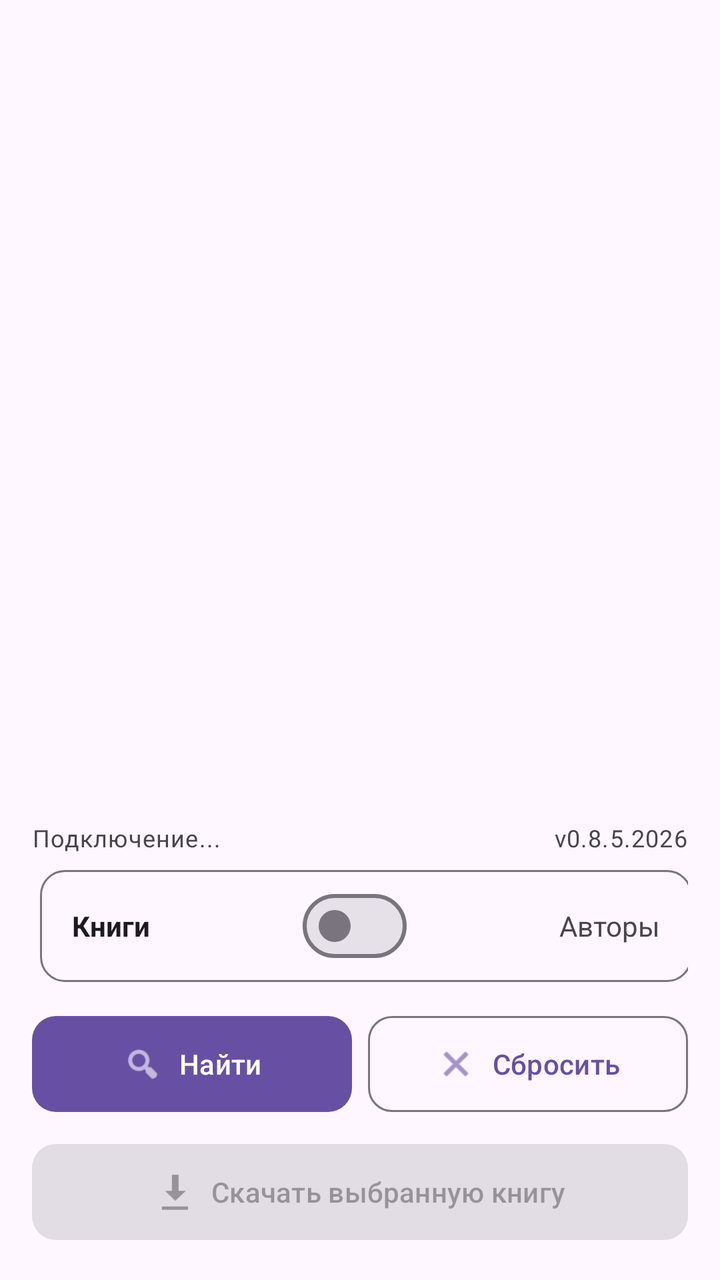
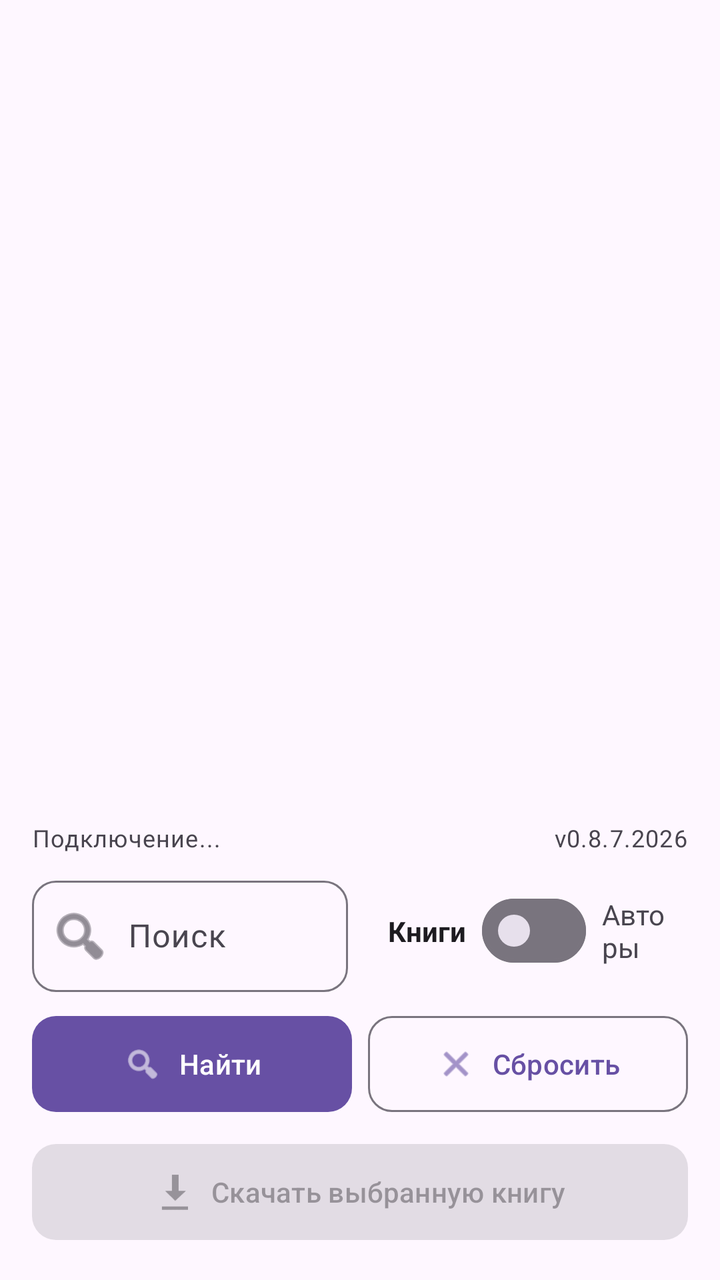

Two renders of the same Android screen: before a commit and after it. Below are the layout's source before the change and the commit's diff.
<!-- AndroidManifest.xml: application theme Theme.Material3.DayNight.NoActionBar -->
<!-- res/layout/activity_main.xml -->
<?xml version="1.0" encoding="utf-8"?>
<LinearLayout xmlns:android="http://schemas.android.com/apk/res/android"
    xmlns:app="http://schemas.android.com/apk/res-auto"
    android:layout_width="match_parent"
    android:layout_height="match_parent"
    android:orientation="vertical"
    android:padding="16dp">

    
    <androidx.core.widget.NestedScrollView
        android:layout_width="match_parent"
        android:layout_height="0dp"
        android:layout_weight="1"
        android:fillViewport="true">

        <LinearLayout
            android:id="@+id/resultsBox"
            android:layout_width="match_parent"
            android:layout_height="wrap_content"
            android:orientation="vertical" />
    </androidx.core.widget.NestedScrollView>

    
    <LinearLayout
        android:layout_width="match_parent"
        android:layout_height="wrap_content"
        android:orientation="vertical"
        android:layout_marginTop="8dp">

        
        <LinearLayout
            android:layout_width="match_parent"
            android:layout_height="wrap_content"
            android:orientation="horizontal"
            android:gravity="center_vertical"
            android:layout_marginBottom="8dp">

            <TextView
                android:id="@+id/connection"
                android:layout_width="0dp"
                android:layout_height="wrap_content"
                android:layout_weight="1"
                android:text="Подключение..."
                android:textAppearance="?attr/textAppearanceBodySmall" />

            <TextView
                android:layout_width="wrap_content"
                android:layout_height="wrap_content"
                android:text="v0.8.5.2026"
                android:textAppearance="?attr/textAppearanceBodySmall" />
        </LinearLayout>

        
        <LinearLayout
            android:layout_width="match_parent"
            android:layout_height="wrap_content"
            android:orientation="horizontal">

            
            <com.google.android.material.textfield.TextInputLayout
                android:id="@+id/queryLayout"
                style="@style/Widget.Material3.TextInputLayout.OutlinedBox"
                android:layout_width="0dp"
                android:layout_height="wrap_content"
                android:layout_weight="1"
                android:layout_marginEnd="4dp"
                android:hint="Поиск"
                android:minHeight="56dp"
                app:boxCornerRadiusTopStart="12dp"
                app:boxCornerRadiusTopEnd="12dp"
                app:boxCornerRadiusBottomStart="12dp"
                app:boxCornerRadiusBottomEnd="12dp"
                app:startIconDrawable="@android:drawable/ic_menu_search"
                app:startIconTint="?attr/colorOnSurfaceVariant">

                <com.google.android.material.textfield.TextInputEditText
                    android:id="@+id/query"
                    android:layout_width="match_parent"
                    android:layout_height="match_parent"
                    android:inputType="text"
                    android:maxLines="1"
                    android:gravity="center_vertical"
                    android:paddingStart="48dp"
                    android:paddingEnd="16dp" />
            </com.google.android.material.textfield.TextInputLayout>

            
            <LinearLayout
                android:id="@+id/modeLayout"
                android:layout_width="wrap_content"
                android:layout_height="56dp"
                android:orientation="horizontal"
                android:gravity="center_vertical"
                android:layout_weight="1"
                android:background="@drawable/switch_background"
                android:paddingStart="16dp"
                android:paddingEnd="16dp">

                <TextView
                    android:id="@+id/booksLabel"
                    android:layout_width="wrap_content"
                    android:layout_height="wrap_content"
                    android:text="Книги"
                    android:textSize="14sp"
                    android:textStyle="bold"
                    android:textColor="?attr/colorOnSurface" />

                <View
                    android:layout_width="0dp"
                    android:layout_height="0dp"
                    android:layout_weight="1" />

                <com.google.android.material.materialswitch.MaterialSwitch
                    android:id="@+id/mode"
                    android:layout_width="wrap_content"
                    android:layout_height="wrap_content"
                    android:checked="false" />

                <View
                    android:layout_width="0dp"
                    android:layout_height="0dp"
                    android:layout_weight="1" />

                <TextView
                    android:id="@+id/authorsLabel"
                    android:layout_width="wrap_content"
                    android:layout_height="wrap_content"
                    android:text="Авторы"
                    android:textSize="14sp"
                    android:textColor="?attr/colorOnSurfaceVariant" />
            </LinearLayout>
        </LinearLayout>

        
        <LinearLayout
            android:layout_width="match_parent"
            android:layout_height="wrap_content"
            android:layout_marginTop="8dp"
            android:orientation="horizontal">

            <com.google.android.material.button.MaterialButton
                android:id="@+id/findButton"
                style="@style/Widget.Material3.Button"
                android:layout_width="0dp"
                android:layout_height="56dp"
                android:layout_weight="1"
                android:text="Найти"
                android:textSize="14sp"
                app:icon="@android:drawable/ic_menu_search"
                app:iconGravity="textStart"
                app:iconPadding="8dp"
                app:iconSize="20dp"
                app:cornerRadius="12dp" />

            <com.google.android.material.button.MaterialButton
                android:id="@+id/resetButton"
                style="@style/Widget.Material3.Button.OutlinedButton"
                android:layout_width="0dp"
                android:layout_height="56dp"
                android:layout_marginStart="8dp"
                android:layout_weight="1"
                android:text="Сбросить"
                android:textSize="14sp"
                app:icon="@android:drawable/ic_menu_close_clear_cancel"
                app:iconGravity="textStart"
                app:iconPadding="8dp"
                app:iconSize="20dp"
                app:cornerRadius="12dp" />
        </LinearLayout>

        
        <LinearLayout
            android:id="@+id/navHeader"
            android:layout_width="match_parent"
            android:layout_height="wrap_content"
            android:layout_marginTop="8dp"
            android:orientation="horizontal"
            android:gravity="center_vertical"
            android:visibility="gone">

            <com.google.android.material.button.MaterialButton
                android:id="@+id/backButton"
                style="@style/Widget.Material3.Button"
                android:layout_width="0dp"
                android:layout_height="56dp"
                android:layout_weight="1"
                android:text="Назад"
                android:textSize="14sp"
                app:icon="@android:drawable/ic_menu_revert"
                app:iconGravity="textStart"
                app:iconPadding="8dp"
                app:iconSize="20dp"
                app:cornerRadius="12dp" />
ы
            <TextView
                android:id="@+id/headerTitle"
                android:layout_width="0dp"
                android:layout_height="wrap_content"
                android:layout_weight="1"
                android:layout_marginStart="12dp"
                android:textSize="16sp"
                android:textStyle="bold"
                android:textColor="?attr/colorOnSurface"
                android:maxLines="1"
                android:ellipsize="end" />
        </LinearLayout>

        
        <com.google.android.material.progressindicator.LinearProgressIndicator
            android:id="@+id/progress"
            android:layout_width="match_parent"
            android:layout_height="wrap_content"
            android:layout_marginTop="8dp"
            android:indeterminate="true"
            android:visibility="gone" />

        
        <com.google.android.material.button.MaterialButton
            android:id="@+id/downloadButton"
            style="@style/Widget.Material3.Button"
            android:layout_width="match_parent"
            android:layout_height="56dp"
            android:layout_marginTop="8dp"
            android:enabled="false"
            android:text="Скачать выбранную книгу"
            android:textSize="14sp"
            app:icon="@android:drawable/stat_sys_download"
            app:iconGravity="textStart"
            app:iconPadding="8dp"
            app:iconSize="20dp"
            app:cornerRadius="12dp" />

    </LinearLayout>
</LinearLayout>
<!-- resources referenced by this layout -->
<resources>
  <!-- drawable switch_background (drawable) -->
  <?xml version="1.0" encoding="utf-8"?>
  <shape xmlns:android="http://schemas.android.com/apk/res/android"
      android:shape="rectangle">
      <solid android:color="?attr/colorSurface" />
      <stroke
          android:width="1dp"
          android:color="?attr/colorOutline" />
      <corners android:radius="12dp" />
  </shape>
</resources>

<!-- the commit's change to res/layout/activity_main.xml (unified diff, before → after) -->
@@ -46,7 +46,7 @@
             <TextView
                 android:layout_width="wrap_content"
                 android:layout_height="wrap_content"
-                android:text="v0.8.5.2026"
+                android:text="v0.8.7.2026"
                 android:textAppearance="?attr/textAppearanceBodySmall" />
         </LinearLayout>
 
@@ -56,14 +56,13 @@
             android:layout_height="wrap_content"
             android:orientation="horizontal">
 
-            
             <com.google.android.material.textfield.TextInputLayout
                 android:id="@+id/queryLayout"
                 style="@style/Widget.Material3.TextInputLayout.OutlinedBox"
                 android:layout_width="0dp"
                 android:layout_height="wrap_content"
                 android:layout_weight="1"
-                android:layout_marginEnd="4dp"
+                android:layout_marginEnd="8dp"
                 android:hint="Поиск"
                 android:minHeight="56dp"
                 app:boxCornerRadiusTopStart="12dp"
@@ -85,50 +84,58 @@
             </com.google.android.material.textfield.TextInputLayout>
 
             
-            <LinearLayout
+            <com.google.android.material.textfield.TextInputLayout
                 android:id="@+id/modeLayout"
-                android:layout_width="wrap_content"
-                android:layout_height="56dp"
-                android:orientation="horizontal"
-                android:gravity="center_vertical"
-                android:layout_weight="1"
-                android:background="@drawable/switch_background"
-                android:paddingStart="16dp"
-                android:paddingEnd="16dp">
-
-                <TextView
-                    android:id="@+id/booksLabel"
-                    android:layout_width="wrap_content"
-                    android:layout_height="wrap_content"
-                    android:text="Книги"
-                    android:textSize="14sp"
-                    android:textStyle="bold"
-                    android:textColor="?attr/colorOnSurface" />
-
-                <View
-                    android:layout_width="0dp"
-                    android:layout_height="0dp"
-                    android:layout_weight="1" />
-
-                <com.google.android.material.materialswitch.MaterialSwitch
-                    android:id="@+id/mode"
-                    android:layout_width="wrap_content"
-                    android:layout_height="wrap_content"
-                    android:checked="false" />
-
-                <View
-                    android:layout_width="0dp"
-                    android:layout_height="0dp"
-                    android:layout_weight="1" />
-
-                <TextView
-                    android:id="@+id/authorsLabel"
-                    android:layout_width="wrap_content"
-                    android:layout_height="wrap_content"
-                    android:text="Авторы"
-                    android:textSize="14sp"
-                    android:textColor="?attr/colorOnSurfaceVariant" />
-            </LinearLayout>
+                style="@style/Widget.Material3.TextInputLayout.OutlinedBox"
+                android:layout_width="0dp"
+                android:layout_height="match_parent"
+                android:layout_marginStart="4dp"
+                android:layout_weight="1"
+                android:hint="Режим"
+                android:minHeight="56dp"
+                app:boxCollapsedPaddingBottom="0dp"
+                app:boxCollapsedPaddingTop="0dp"
+                app:boxCornerRadiusBottomEnd="12dp"
+                app:boxCornerRadiusBottomStart="12dp"
+                app:boxCornerRadiusTopEnd="12dp"
+                app:boxCornerRadiusTopStart="12dp">
+
+                <LinearLayout
+                    android:layout_width="match_parent"
+                    android:layout_height="match_parent"
+                    android:gravity="center"
+                    android:orientation="horizontal"
+                    android:paddingStart="8dp"
+                    android:paddingEnd="8dp">
+
+                    <TextView
+                        android:id="@+id/booksLabel"
+                        android:layout_width="wrap_content"
+                        android:layout_height="wrap_content"
+                        android:text="Книги"
+                        android:textColor="?attr/colorOnSurface"
+                        android:textSize="14sp"
+                        android:textStyle="bold" />
+
+                    <com.google.android.material.materialswitch.MaterialSwitch
+                        android:id="@+id/mode"
+                        android:layout_width="wrap_content"
+                        android:layout_height="wrap_content"
+                        android:layout_marginStart="8dp"
+                        android:layout_marginEnd="8dp"
+                        app:thumbTint="@color/switch_thumb_tint"
+                        app:trackTint="@color/switch_track_tint"
+                        android:checked="false" />
+
+                    <TextView
+                        android:id="@+id/authorsLabel"
+                        android:layout_width="wrap_content"
+                        android:layout_height="wrap_content"
+                        android:text="Авторы"
+                        android:textColor="?attr/colorOnSurfaceVariant"
+                        android:textSize="14sp" />
+                </LinearLayout>
+            </com.google.android.material.textfield.TextInputLayout>
         </LinearLayout>
 
         
@@ -191,7 +198,7 @@
                 app:iconPadding="8dp"
                 app:iconSize="20dp"
                 app:cornerRadius="12dp" />
-ы
+
             <TextView
                 android:id="@+id/headerTitle"
                 android:layout_width="0dp"
<!-- resource entries referenced after the edit -->
@@ -1,14 +1,5 @@
 <!-- resources referenced by this layout -->
 <resources>
-  <!-- drawable switch_background (drawable) -->
-  <?xml version="1.0" encoding="utf-8"?>
-  <shape xmlns:android="http://schemas.android.com/apk/res/android"
-      android:shape="rectangle">
-      <solid android:color="?attr/colorSurface" />
-      <stroke
-          android:width="1dp"
-          android:color="?attr/colorOutline" />
-      <corners android:radius="12dp" />
-  </shape>
+
 </resources>
 
